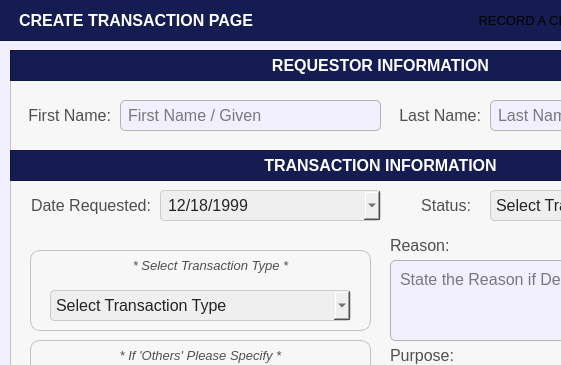
Old version of the form Resources/UIs/PopUp/Screen_Transactions/create_transaction.ui in the repository Yohhannn/Barangay-Records-Statistics-System; both pictures show x 0 to 561 and y 0 to 365 of the 781 by 583 pixel window.
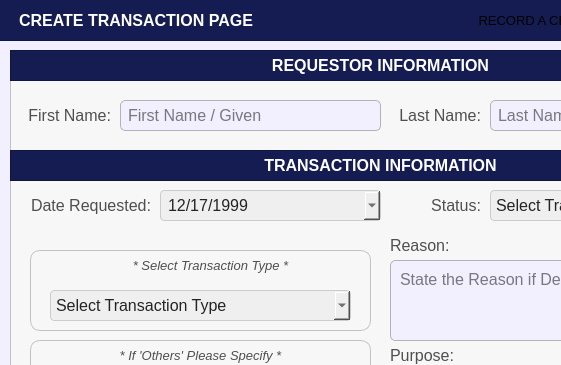
New version of the form. Icons and pictures are not drawn.

The edit to the form file:
```diff
--- a/Resources/UIs/PopUp/Screen_Transactions/create_transaction.ui
+++ b/Resources/UIs/PopUp/Screen_Transactions/create_transaction.ui
@@ -609,7 +609,7 @@
      <rect>
       <x>390</x>
       <y>140</y>
-      <width>71</width>
+      <width>81</width>
       <height>31</height>
      </rect>
     </property>
@@ -909,7 +909,7 @@
       <second>0</second>
       <year>1999</year>
       <month>12</month>
-      <day>18</day>
+      <day>17</day>
      </datetime>
     </property>
     <property name="displayFormat">
```
